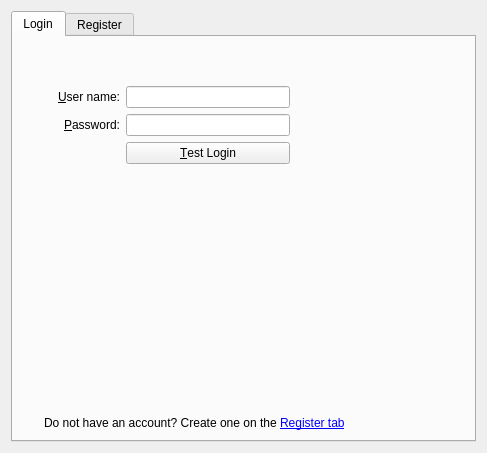
Before: the Qt Designer form attica/kcm/providerconfigwidget.ui in KDE/kde-runtime, drawn with Qt 5.
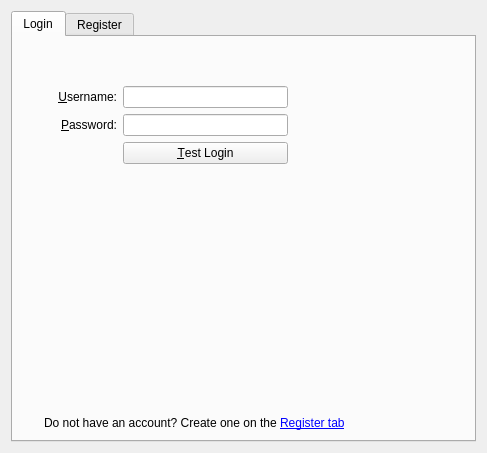
After: the same form once the commit is applied. Custom widgets are drawn as their Qt base class.

Commit message:
Proof-read new strings in attica kcm:
- "user name" is written "username" throughout the rest of KDE, so have changed it here for consistency.
- there's no need to put a capital letter after a colon, as it's not the start of a sentence: it just divides an existing one.
- username invalid -> invalid username, and other similar changes to make the messages scan better.

Diff of the .ui file:
```diff
--- a/attica/kcm/providerconfigwidget.ui
+++ b/attica/kcm/providerconfigwidget.ui
@@ -29,7 +29,7 @@
          <item row="3" column="1">
           <widget class="QLabel" name="label">
            <property name="text">
-            <string>&amp;User name:</string>
+            <string>&amp;Username:</string>
            </property>
            <property name="alignment">
             <set>Qt::AlignRight|Qt::AlignTrailing|Qt::AlignVCenter</set>
```
The commit also changes 1 other file.
